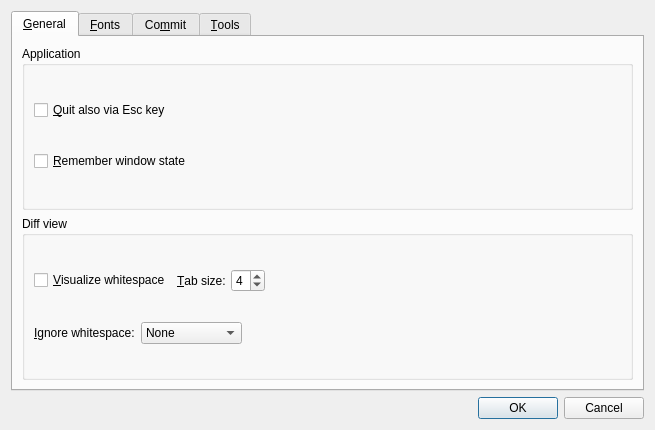
Old version of the form qgitc/preferences.ui in the repository timxx/qgitc.
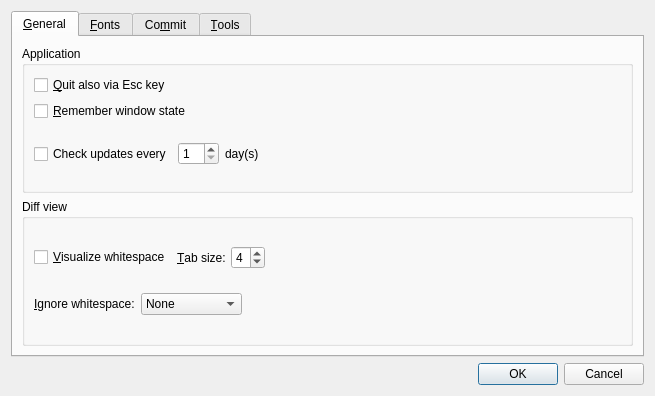
New version of the form. The open tabs and pages were chosen to show the change. Custom widgets are drawn as their Qt base class.

Patch:
```diff
--- a/qgitc/preferences.ui
+++ b/qgitc/preferences.ui
@@ -7,7 +7,7 @@
     <x>0</x>
     <y>0</y>
     <width>655</width>
-    <height>430</height>
+    <height>396</height>
    </rect>
   </property>
   <property name="windowTitle">
@@ -44,6 +44,44 @@
             </property>
            </widget>
           </item>
+          <item>
+           <layout class="QHBoxLayout" name="horizontalLayout_8">
+            <item>
+             <widget class="QCheckBox" name="cbCheckUpdates">
+              <property name="text">
+               <string>Check updates every</string>
+              </property>
+             </widget>
+            </item>
+            <item>
+             <widget class="QSpinBox" name="sbDays">
+              <property name="minimum">
+               <number>1</number>
+              </property>
+             </widget>
+            </item>
+            <item>
+             <widget class="QLabel" name="label_14">
+              <property name="text">
+               <string>day(s)</string>
+              </property>
+             </widget>
+            </item>
+            <item>
+             <spacer name="horizontalSpacer_8">
+              <property name="orientation">
+               <enum>Qt::Horizontal</enum>
+              </property>
+              <property name="sizeHint" stdset="0">
+               <size>
+                <width>40</width>
+                <height>20</height>
+               </size>
+              </property>
+             </spacer>
+            </item>
+           </layout>
+          </item>
          </layout>
         </widget>
        </item>
```
Left out of the diff: 2 changed lines with no effect on the pictures.
